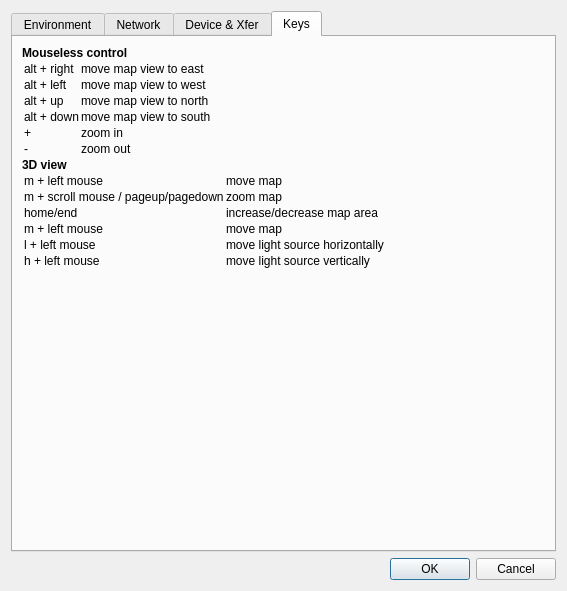
ntruchsess/QLandkarteGT, file src/IDlgConfig.ui: the form before one commit.
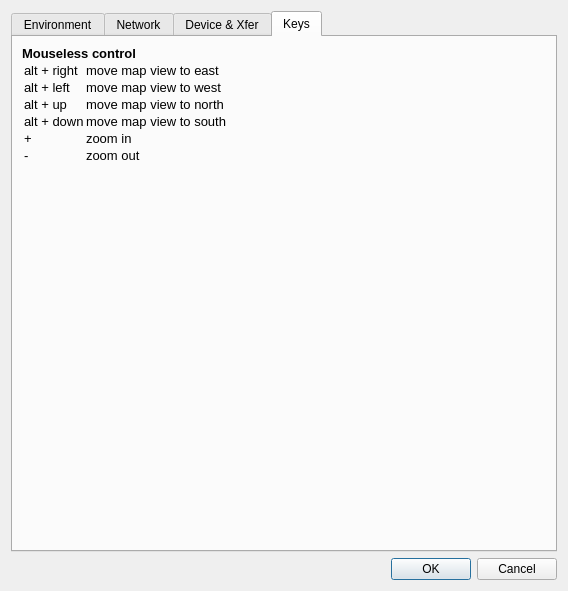
The form after the commit.

What changed in the file:
```diff
--- a/src/IDlgConfig.ui
+++ b/src/IDlgConfig.ui
@@ -6,7 +6,7 @@
    <rect>
     <x>0</x>
     <y>0</y>
-    <width>567</width>
+    <width>568</width>
     <height>591</height>
    </rect>
   </property>
@@ -483,24 +483,42 @@
        <item>
         <widget class="QLabel" name="label_2">
          <property name="text">
-          <string>&lt;b&gt;Mouseless control&lt;/b&gt;
-&lt;table&gt;
-&lt;tr&gt;&lt;td&gt;alt + right&lt;/td&gt;&lt;td&gt;move map view to east&lt;/td&gt;&lt;/tr&gt;
-&lt;tr&gt;&lt;td&gt;alt + left&lt;/td&gt;&lt;td&gt;move map view to west&lt;/td&gt;&lt;/tr&gt;
-&lt;tr&gt;&lt;td&gt;alt + up&lt;/td&gt;&lt;td&gt;move map view to north&lt;/td&gt;&lt;/tr&gt;
-&lt;tr&gt;&lt;td&gt;alt + down&lt;/td&gt;&lt;td&gt;move map view to south&lt;/td&gt;&lt;/tr&gt;
-&lt;tr&gt;&lt;td&gt;+&lt;/td&gt;&lt;td&gt;zoom in&lt;/td&gt;&lt;/tr&gt;
-&lt;tr&gt;&lt;td&gt;-&lt;/td&gt;&lt;td&gt;zoom out&lt;/td&gt;&lt;/tr&gt;
-&lt;/table&gt;
-&lt;b&gt;3D view&lt;/b&gt;
-&lt;table&gt;
-&lt;tr&gt;&lt;td&gt;m + left mouse&lt;/td&gt;&lt;td&gt;move map&lt;/td&gt;&lt;/tr&gt;
-&lt;tr&gt;&lt;td&gt;m + scroll mouse / pageup/pagedown&lt;/td&gt;&lt;td&gt;zoom map&lt;/td&gt;&lt;/tr&gt;
-&lt;tr&gt;&lt;td&gt;home/end&lt;/td&gt;&lt;td&gt;increase/decrease map area&lt;/td&gt;&lt;/tr&gt;
-&lt;tr&gt;&lt;td&gt;m + left mouse&lt;/td&gt;&lt;td&gt;move map&lt;/td&gt;&lt;/tr&gt;
-&lt;tr&gt;&lt;td&gt;l + left mouse&lt;/td&gt;&lt;td&gt;move light source horizontally&lt;/td&gt;&lt;/tr&gt;
-&lt;tr&gt;&lt;td&gt;h + left mouse&lt;/td&gt;&lt;td&gt;move light source vertically&lt;/td&gt;&lt;/tr&gt;
-&lt;/table&gt;</string>
+          <string>&lt;!DOCTYPE HTML PUBLIC &quot;-//W3C//DTD HTML 4.0//EN&quot; &quot;http://www.w3.org/TR/REC-html40/strict.dtd&quot;&gt;
+&lt;html&gt;&lt;head&gt;&lt;meta name=&quot;qrichtext&quot; content=&quot;1&quot; /&gt;&lt;style type=&quot;text/css&quot;&gt;
+p, li { white-space: pre-wrap; }
+&lt;/style&gt;&lt;/head&gt;&lt;body style=&quot; font-family:'Sans Serif'; font-size:10pt; font-weight:400; font-style:normal;&quot;&gt;
+&lt;p style=&quot; margin-top:0px; margin-bottom:0px; margin-left:0px; margin-right:0px; -qt-block-indent:0; text-indent:0px;&quot;&gt;&lt;span style=&quot; font-weight:600;&quot;&gt;Mouseless control&lt;/span&gt; &lt;/p&gt;
+&lt;table border=&quot;0&quot; style=&quot; margin-top:0px; margin-bottom:0px; margin-left:0px; margin-right:0px;&quot; cellspacing=&quot;2&quot; cellpadding=&quot;0&quot;&gt;
+&lt;tr&gt;
+&lt;td&gt;
+&lt;p style=&quot; margin-top:0px; margin-bottom:0px; margin-left:0px; margin-right:0px; -qt-block-indent:0; text-indent:0px;&quot;&gt;alt + right&lt;/p&gt;&lt;/td&gt;
+&lt;td&gt;
+&lt;p style=&quot; margin-top:0px; margin-bottom:0px; margin-left:0px; margin-right:0px; -qt-block-indent:0; text-indent:0px;&quot;&gt;move map view to east&lt;/p&gt;&lt;/td&gt;&lt;/tr&gt;
+&lt;tr&gt;
+&lt;td&gt;
+&lt;p style=&quot; margin-top:0px; margin-bottom:0px; margin-left:0px; margin-right:0px; -qt-block-indent:0; text-indent:0px;&quot;&gt;alt + left&lt;/p&gt;&lt;/td&gt;
+&lt;td&gt;
+&lt;p style=&quot; margin-top:0px; margin-bottom:0px; margin-left:0px; margin-right:0px; -qt-block-indent:0; text-indent:0px;&quot;&gt;move map view to west&lt;/p&gt;&lt;/td&gt;&lt;/tr&gt;
+&lt;tr&gt;
+&lt;td&gt;
+&lt;p style=&quot; margin-top:0px; margin-bottom:0px; margin-left:0px; margin-right:0px; -qt-block-indent:0; text-indent:0px;&quot;&gt;alt + up&lt;/p&gt;&lt;/td&gt;
+&lt;td&gt;
+&lt;p style=&quot; margin-top:0px; margin-bottom:0px; margin-left:0px; margin-right:0px; -qt-block-indent:0; text-indent:0px;&quot;&gt;move map view to north&lt;/p&gt;&lt;/td&gt;&lt;/tr&gt;
+&lt;tr&gt;
+&lt;td&gt;
+&lt;p style=&quot; margin-top:0px; margin-bottom:0px; margin-left:0px; margin-right:0px; -qt-block-indent:0; text-indent:0px;&quot;&gt;alt + down&lt;/p&gt;&lt;/td&gt;
+&lt;td&gt;
+&lt;p style=&quot; margin-top:0px; margin-bottom:0px; margin-left:0px; margin-right:0px; -qt-block-indent:0; text-indent:0px;&quot;&gt;move map view to south&lt;/p&gt;&lt;/td&gt;&lt;/tr&gt;
+&lt;tr&gt;
+&lt;td&gt;
+&lt;p style=&quot; margin-top:0px; margin-bottom:0px; margin-left:0px; margin-right:0px; -qt-block-indent:0; text-indent:0px;&quot;&gt;+&lt;/p&gt;&lt;/td&gt;
+&lt;td&gt;
+&lt;p style=&quot; margin-top:0px; margin-bottom:0px; margin-left:0px; margin-right:0px; -qt-block-indent:0; text-indent:0px;&quot;&gt;zoom in&lt;/p&gt;&lt;/td&gt;&lt;/tr&gt;
+&lt;tr&gt;
+&lt;td&gt;
+&lt;p style=&quot; margin-top:0px; margin-bottom:0px; margin-left:0px; margin-right:0px; -qt-block-indent:0; text-indent:0px;&quot;&gt;-&lt;/p&gt;&lt;/td&gt;
+&lt;td&gt;
+&lt;p style=&quot; margin-top:0px; margin-bottom:0px; margin-left:0px; margin-right:0px; -qt-block-indent:0; text-indent:0px;&quot;&gt;zoom out&lt;/p&gt;&lt;/td&gt;&lt;/tr&gt;&lt;/table&gt;&lt;/body&gt;&lt;/html&gt;</string>
          </property>
          <property name="alignment">
           <set>Qt::AlignJustify|Qt::AlignTop</set>
```
